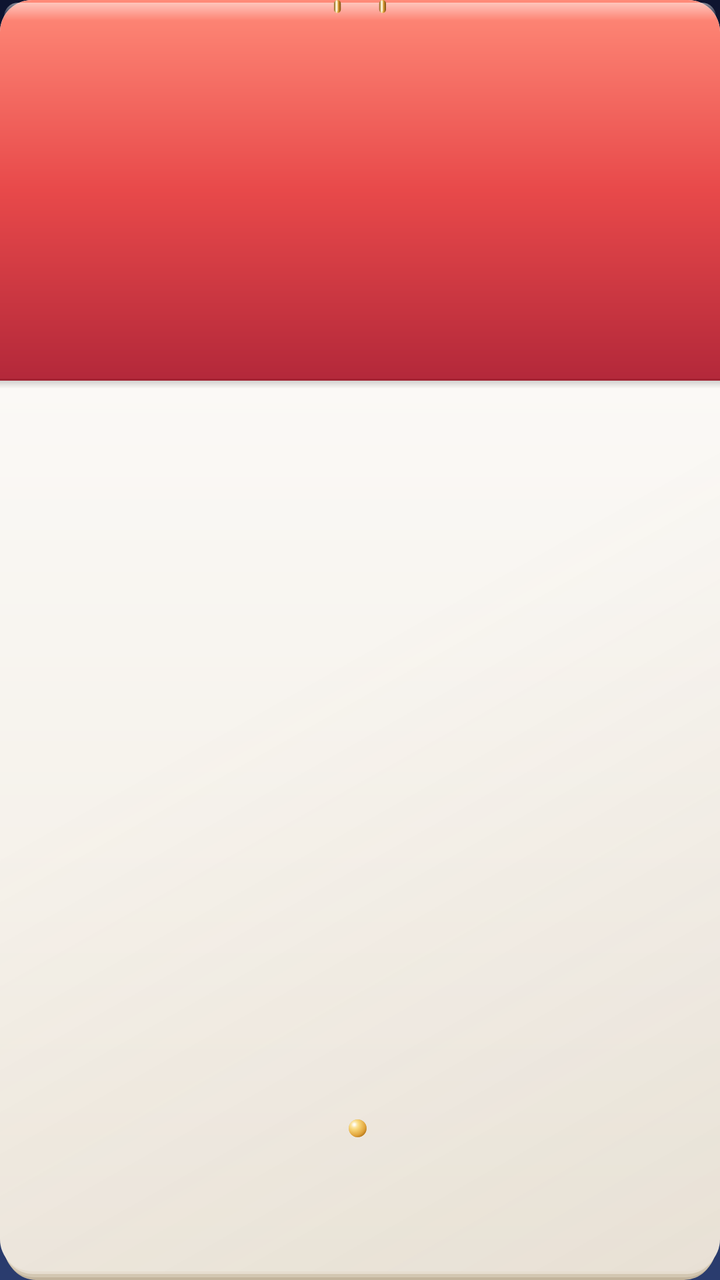
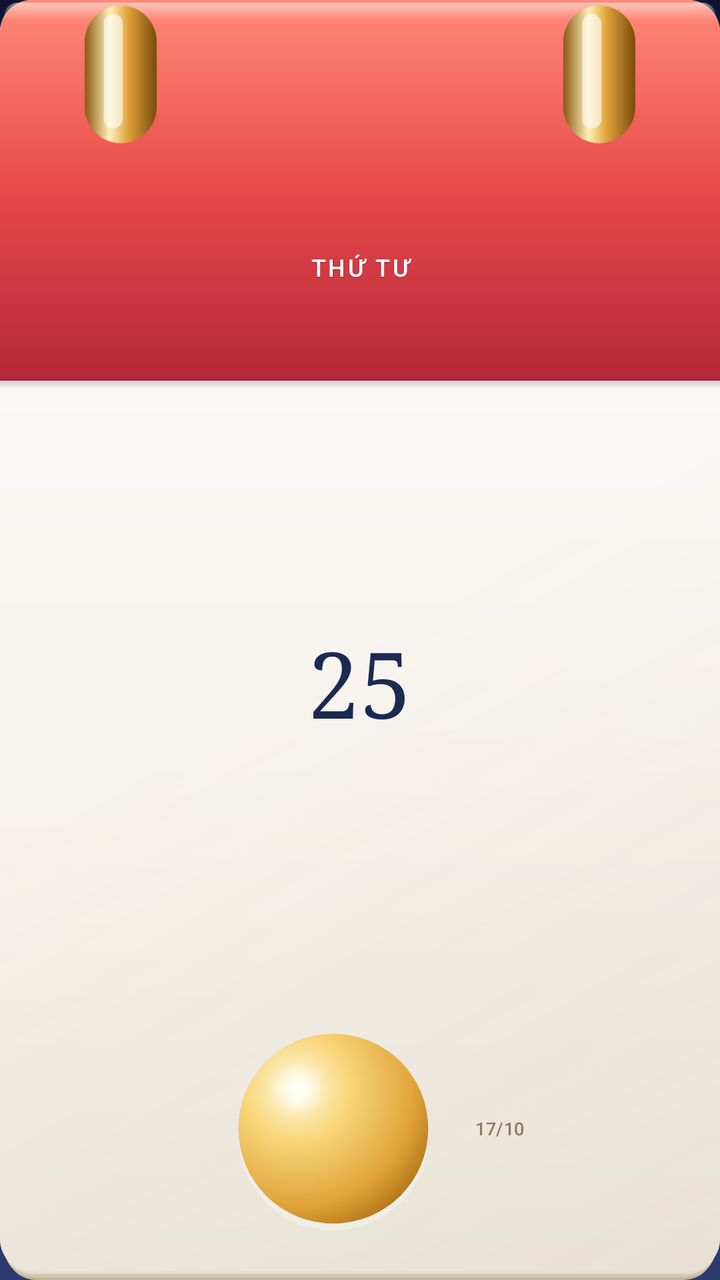

Two renders of the same Android screen: before a commit and after it. Below are the layout's source before the change and the commit's diff.
<!-- AndroidManifest.xml: application theme AppTheme -->
<!-- res/layout/widget_icon.xml -->
<?xml version="1.0" encoding="utf-8"?>
<LinearLayout xmlns:android="http://schemas.android.com/apk/res/android"
    android:id="@android:id/background"
    android:layout_width="match_parent"
    android:layout_height="match_parent"
    android:background="@drawable/icon_page"
    android:orientation="vertical"
    android:paddingBottom="4.5dp">

    
    <TextView
        android:id="@+id/icon_head"
        android:layout_width="match_parent"
        android:layout_height="0dp"
        android:layout_weight="0.30"
        android:background="@drawable/icon_head"
        android:gravity="bottom|center_horizontal"
        android:maxLines="1"
        android:paddingStart="4dp"
        android:paddingEnd="4dp"
        android:paddingTop="6dp"
        android:paddingBottom="2dp"
        android:fontFamily="sans-serif-medium"
        android:letterSpacing="0.1"
        android:textColor="#FFFFFFFF"
        android:shadowColor="#73501014"
        android:shadowDy="1"
        android:shadowRadius="1"
        android:autoSizeTextType="uniform"
        android:autoSizeMinTextSize="7sp"
        android:autoSizeMaxTextSize="11sp" />

    
    <TextView
        android:id="@+id/icon_day"
        android:layout_width="match_parent"
        android:layout_height="0dp"
        android:layout_weight="0.48"
        android:background="@drawable/icon_day_bg"
        android:gravity="center"
        android:maxLines="1"
        android:includeFontPadding="false"
        android:paddingTop="2dp"
        android:fontFamily="serif"
        android:textColor="#FF1C2A52"
        android:shadowColor="#E6FFFFFF"
        android:shadowDy="1"
        android:shadowRadius="0.5"
        android:autoSizeTextType="uniform"
        android:autoSizeMinTextSize="14sp"
        android:autoSizeMaxTextSize="46sp" />

    
    <LinearLayout
        android:layout_width="match_parent"
        android:layout_height="0dp"
        android:layout_weight="0.22"
        android:orientation="horizontal"
        android:gravity="center"
        android:paddingBottom="2dp">

        <ImageView
            android:id="@+id/icon_moon"
            android:layout_width="13dp"
            android:layout_height="13dp"
            android:layout_marginEnd="2dp"
            android:src="@drawable/moonp_4"
            android:importantForAccessibility="no" />

        <TextView
            android:id="@+id/icon_lunar"
            android:layout_width="wrap_content"
            android:layout_height="wrap_content"
            android:maxLines="1"
            android:fontFamily="sans-serif-medium"
            android:letterSpacing="0.02"
            android:textColor="#FF8A7A62"
            android:textSize="9sp" />
    </LinearLayout>
</LinearLayout>
<!-- resources referenced by this layout -->
<resources>
  <!-- drawable icon_day_bg (drawable) -->
  <?xml version="1.0" encoding="utf-8"?>
  <layer-list xmlns:android="http://schemas.android.com/apk/res/android">
      <item android:gravity="top|fill_horizontal" android:height="4dp">
          <shape android:shape="rectangle"><gradient android:angle="270" android:startColor="#29000000" android:endColor="#00000000" /></shape>
      </item>
  </layer-list>
  <!-- drawable icon_head (drawable) -->
  <?xml version="1.0" encoding="utf-8"?>
  <layer-list xmlns:android="http://schemas.android.com/apk/res/android">
      <item>
          <shape android:shape="rectangle">
              <gradient android:angle="270" android:startColor="#FFFF8A78" android:centerColor="#FFE8494A" android:endColor="#FFB3283A" />
              <corners android:topLeftRadius="16dp" android:topRightRadius="16dp" android:bottomLeftRadius="0dp" android:bottomRightRadius="0dp" />
          </shape>
      </item>
      <item android:gravity="top|fill_horizontal" android:height="9dp" android:left="2dp" android:right="2dp" android:top="1.5dp">
          <shape android:shape="rectangle">
              <gradient android:angle="270" android:startColor="#80FFFFFF" android:endColor="#00FFFFFF" />
              <corners android:topLeftRadius="14dp" android:topRightRadius="14dp" android:bottomLeftRadius="4dp" android:bottomRightRadius="4dp" />
          </shape>
      </item>
      <item android:gravity="bottom|fill_horizontal" android:height="1dp">
          <shape android:shape="rectangle"><solid android:color="#55801A26" /></shape>
      </item>
      <item android:drawable="@drawable/icon_rings" android:gravity="top|center_horizontal" android:width="34dp" android:height="7dp" />
  </layer-list>
  <style name="AppTheme" parent="@android:style/Theme.Material.Light.NoActionBar">
          
          <item name="android:windowBackground">@drawable/splash_bg</item>
      </style>
  <!-- drawable splash_bg (drawable) -->
  <?xml version="1.0" encoding="utf-8"?>
  <layer-list xmlns:android="http://schemas.android.com/apk/res/android">
      <item>
          <shape android:shape="rectangle">
              <gradient android:angle="270" android:startColor="#FF0E1430" android:centerColor="#FF1C2A52" android:endColor="#FF2A3C6E" />
          </shape>
      </item>
      <item android:drawable="@drawable/art_stars" android:gravity="top|center_horizontal"
          android:width="340dp" android:height="90dp" android:top="96dp" />
      <item android:drawable="@drawable/moon_4" android:gravity="center"
          android:width="150dp" android:height="150dp" android:bottom="70dp" />
      <item android:drawable="@drawable/art_cloud" android:gravity="center"
          android:width="230dp" android:height="92dp" android:top="70dp" />
  </layer-list>
  <!-- unchanged entries left out for length: 6 -->
</resources>

<!-- the commit's change to res/layout/widget_icon.xml (unified diff, before → after) -->
@@ -8,31 +8,48 @@
     android:paddingBottom="4.5dp">
 
     
-    <TextView
-        android:id="@+id/icon_head"
+    <LinearLayout
         android:layout_width="match_parent"
         android:layout_height="0dp"
         android:layout_weight="0.30"
         android:background="@drawable/icon_head"
-        android:gravity="bottom|center_horizontal"
-        android:maxLines="1"
-        android:paddingStart="4dp"
-        android:paddingEnd="4dp"
-        android:paddingTop="6dp"
-        android:paddingBottom="2dp"
-        android:fontFamily="sans-serif-medium"
-        android:letterSpacing="0.1"
-        android:textColor="#FFFFFFFF"
-        android:shadowColor="#73501014"
-        android:shadowDy="1"
-        android:shadowRadius="1"
-        android:autoSizeTextType="uniform"
-        android:autoSizeMinTextSize="7sp"
-        android:autoSizeMaxTextSize="11sp" />
+        android:orientation="vertical">
+
+        <ImageView
+            android:layout_width="match_parent"
+            android:layout_height="0dp"
+            android:layout_weight="0.42"
+            android:src="@drawable/icon_rings"
+            android:scaleType="fitCenter"
+            android:importantForAccessibility="no" />
+
+        <TextView
+            android:id="@+id/icon_head"
+        android:text="@string/preview_weekday"
+            android:layout_width="match_parent"
+            android:layout_height="0dp"
+            android:layout_weight="0.58"
+            android:gravity="center"
+            android:maxLines="1"
+            android:includeFontPadding="false"
+            android:paddingStart="4dp"
+            android:paddingEnd="4dp"
+            android:paddingBottom="1dp"
+            android:fontFamily="sans-serif-medium"
+            android:letterSpacing="0.1"
+            android:textColor="#FFFFFFFF"
+            android:shadowColor="#73501014"
+            android:shadowDy="1"
+            android:shadowRadius="1"
+            android:autoSizeTextType="uniform"
+            android:autoSizeMinTextSize="7sp"
+            android:autoSizeMaxTextSize="12sp" />
+    </LinearLayout>
 
     
     <TextView
         android:id="@+id/icon_day"
+        android:text="@string/preview_day"
         android:layout_width="match_parent"
         android:layout_height="0dp"
         android:layout_weight="0.48"
@@ -61,14 +78,17 @@
 
         <ImageView
             android:id="@+id/icon_moon"
-            android:layout_width="13dp"
-            android:layout_height="13dp"
+            android:layout_width="wrap_content"
+            android:layout_height="match_parent"
             android:layout_marginEnd="2dp"
+            android:adjustViewBounds="true"
+            android:scaleType="fitCenter"
             android:src="@drawable/moonp_4"
             android:importantForAccessibility="no" />
 
         <TextView
             android:id="@+id/icon_lunar"
+        android:text="@string/preview_lunar_short"
             android:layout_width="wrap_content"
             android:layout_height="wrap_content"
             android:maxLines="1"
<!-- resource entries referenced after the edit -->
@@ -25,8 +25,10 @@
       <item android:gravity="bottom|fill_horizontal" android:height="1dp">
           <shape android:shape="rectangle"><solid android:color="#55801A26" /></shape>
       </item>
-      <item android:drawable="@drawable/icon_rings" android:gravity="top|center_horizontal" android:width="34dp" android:height="7dp" />
   </layer-list>
+  <string name="preview_day" translatable="false">25</string>
+  <string name="preview_lunar_short" translatable="false">17/10</string>
+  <string name="preview_weekday" translatable="false">THỨ TƯ</string>
   <style name="AppTheme" parent="@android:style/Theme.Material.Light.NoActionBar">
           
           <item name="android:windowBackground">@drawable/splash_bg</item>
